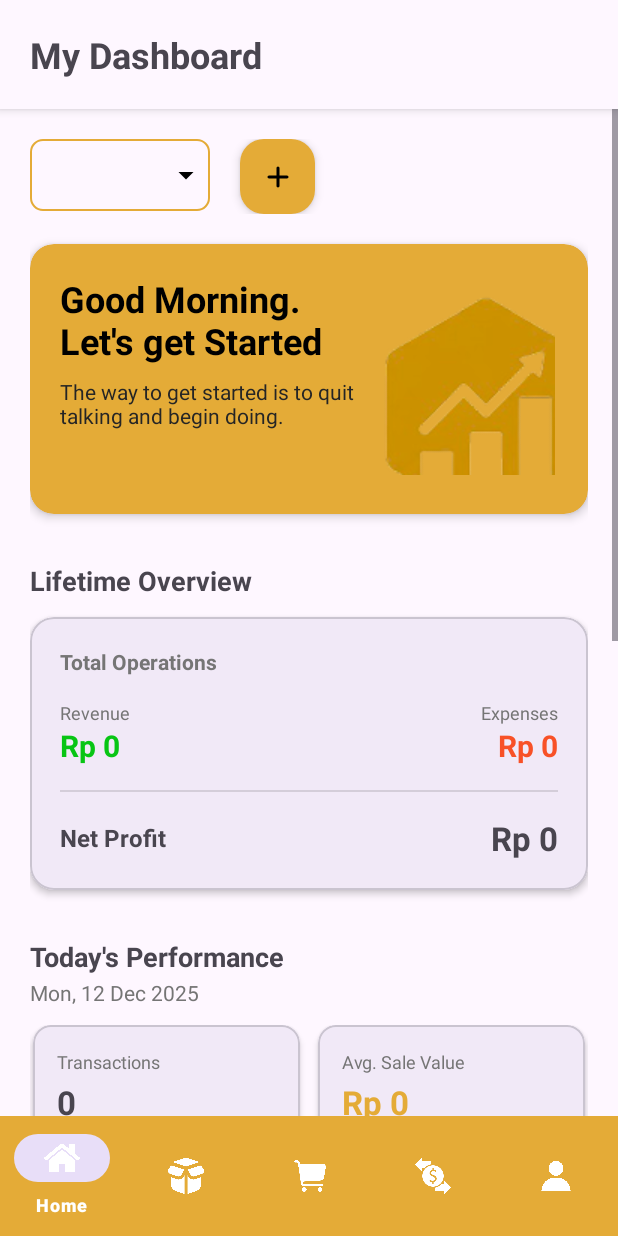
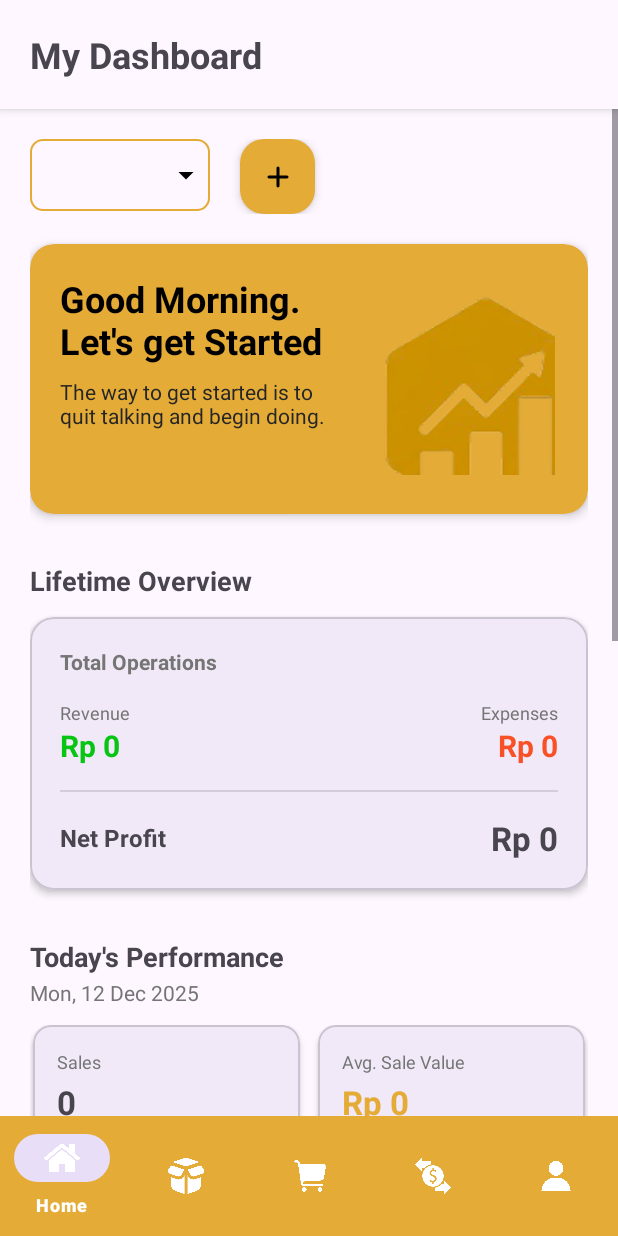
Before and after one commit to BL1Ssa/Beesness, an Android app: the MainActivity screen opened directly, with no data from a screen before it, on a phone screen of 412 x 824 dp. Run offline under Robolectric (Android 15) with nearby library versions, the phone set to English and light mode, and no system bars; libraries missing offline, so code that uses them is left out: com.github.mikephil.charting; plain views replace BarChart; 1 statement that could not run was skipped.

Commit message:
minor fixes

```diff
--- a/app/src/main/res/layout/activity_main.xml
+++ b/app/src/main/res/layout/activity_main.xml
@@ -95,7 +95,7 @@
                         android:layout_marginTop="8dp"
                         android:fontFamily="sans-serif"
                         android:textColor="@color/gray_text"
-                        android:text="The way to get started is to quit talking and begin doing."
+                        android:text="The way to get started is to\nquit talking and begin doing."
                         android:textSize="14sp" />
                 </RelativeLayout>
             </androidx.cardview.widget.CardView>
@@ -242,7 +242,7 @@
                 android:orientation="vertical"
                 android:padding="16dp">
                 <TextView
-                    android:text="Transactions"
+                    android:text="Sales"
                     android:textSize="12sp"
                     android:textColor="#757575"
                     android:layout_width="wrap_content"
```
